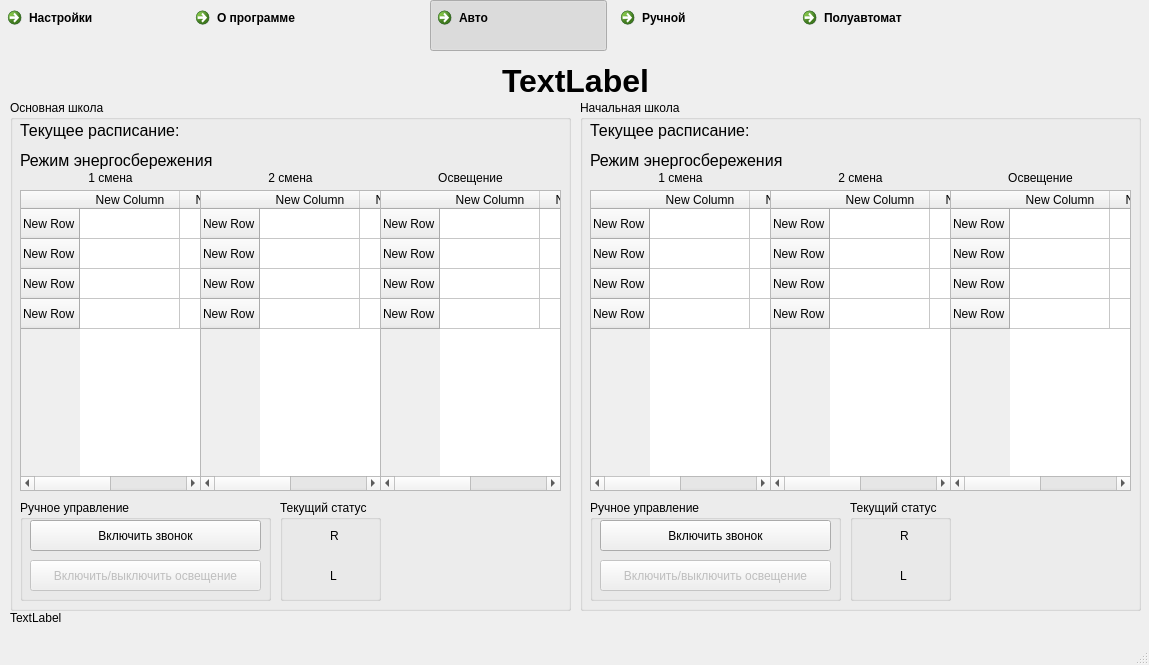
Qt form mainform.ui (student-proger/BellManager) before a commit.
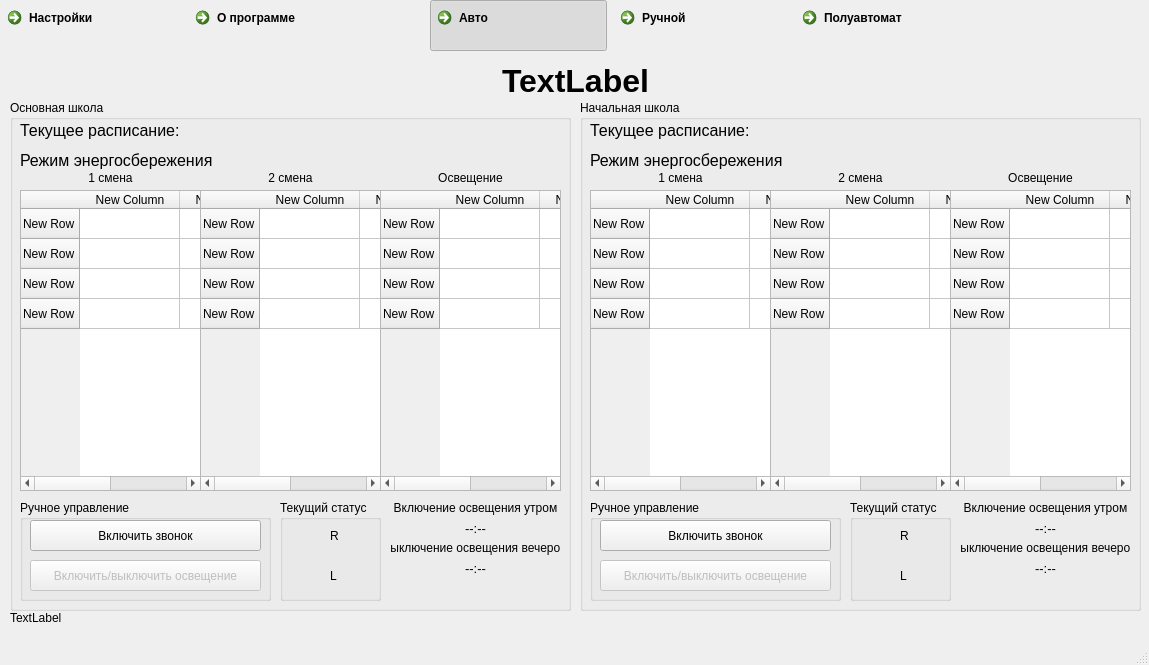
The same form after that commit. Icons and pictures are not drawn.

Commit message: Добавлено отображение времени энергосбережения на главной форме

The edit to the form file:
```diff
--- a/mainform.ui
+++ b/mainform.ui
@@ -614,6 +614,80 @@
       <string>Режим энергосбережения</string>
      </property>
     </widget>
+    <widget class="QLabel" name="label_13">
+     <property name="geometry">
+      <rect>
+       <x>380</x>
+       <y>400</y>
+       <width>171</width>
+       <height>16</height>
+      </rect>
+     </property>
+     <property name="text">
+      <string>Включение освещения утром</string>
+     </property>
+     <property name="alignment">
+      <set>Qt::AlignCenter</set>
+     </property>
+    </widget>
+    <widget class="QLabel" name="label_14">
+     <property name="geometry">
+      <rect>
+       <x>380</x>
+       <y>440</y>
+       <width>171</width>
+       <height>16</height>
+      </rect>
+     </property>
+     <property name="text">
+      <string>Выключение освещения вечером</string>
+     </property>
+     <property name="alignment">
+      <set>Qt::AlignCenter</set>
+     </property>
+    </widget>
+    <widget class="QLabel" name="LightOnLabel1">
+     <property name="geometry">
+      <rect>
+       <x>380</x>
+       <y>420</y>
+       <width>171</width>
+       <height>16</height>
+      </rect>
+     </property>
+     <property name="font">
+      <font>
+       <pointsize>10</pointsize>
+      </font>
+     </property>
+     <property name="text">
+      <string>--:--</string>
+     </property>
+     <property name="alignment">
+      <set>Qt::AlignCenter</set>
+     </property>
+    </widget>
+    <widget class="QLabel" name="LightOffLabel1">
+     <property name="geometry">
+      <rect>
+       <x>380</x>
+       <y>460</y>
+       <width>171</width>
+       <height>16</height>
+      </rect>
+     </property>
+     <property name="font">
+      <font>
+       <pointsize>10</pointsize>
+      </font>
+     </property>
+     <property name="text">
+      <string>--:--</string>
+     </property>
+     <property name="alignment">
+      <set>Qt::AlignCenter</set>
+     </property>
+    </widget>
    </widget>
    <widget class="QGroupBox" name="groupBox_4">
     <property name="geometry">
@@ -1009,6 +1083,80 @@
       <string>Режим энергосбережения</string>
      </property>
     </widget>
+    <widget class="QLabel" name="label_17">
+     <property name="geometry">
+      <rect>
+       <x>380</x>
+       <y>400</y>
+       <width>171</width>
+       <height>16</height>
+      </rect>
+     </property>
+     <property name="text">
+      <string>Включение освещения утром</string>
+     </property>
+     <property name="alignment">
+      <set>Qt::AlignCenter</set>
+     </property>
+    </widget>
+    <widget class="QLabel" name="LightOffLabel2">
+     <property name="geometry">
+      <rect>
+       <x>380</x>
+       <y>460</y>
+       <width>171</width>
+       <height>16</height>
+      </rect>
+     </property>
+     <property name="font">
+      <font>
+       <pointsize>10</pointsize>
+      </font>
+     </property>
+     <property name="text">
+      <string>--:--</string>
+     </property>
+     <property name="alignment">
+      <set>Qt::AlignCenter</set>
+     </property>
+    </widget>
+    <widget class="QLabel" name="label_19">
+     <property name="geometry">
+      <rect>
+       <x>380</x>
+       <y>440</y>
+       <width>171</width>
+       <height>16</height>
+      </rect>
+     </property>
+     <property name="text">
+      <string>Выключение освещения вечером</string>
+     </property>
+     <property name="alignment">
+      <set>Qt::AlignCenter</set>
+     </property>
+    </widget>
+    <widget class="QLabel" name="LightOnLabel2">
+     <property name="geometry">
+      <rect>
+       <x>380</x>
+       <y>420</y>
+       <width>171</width>
+       <height>16</height>
+      </rect>
+     </property>
+     <property name="font">
+      <font>
+       <pointsize>10</pointsize>
+      </font>
+     </property>
+     <property name="text">
+      <string>--:--</string>
+     </property>
+     <property name="alignment">
+      <set>Qt::AlignCenter</set>
+     </property>
+    </widget>
    </widget>
   </widget>
   <widget class="QMenuBar" name="menubar">
```
The commit also changes 5 other files.
